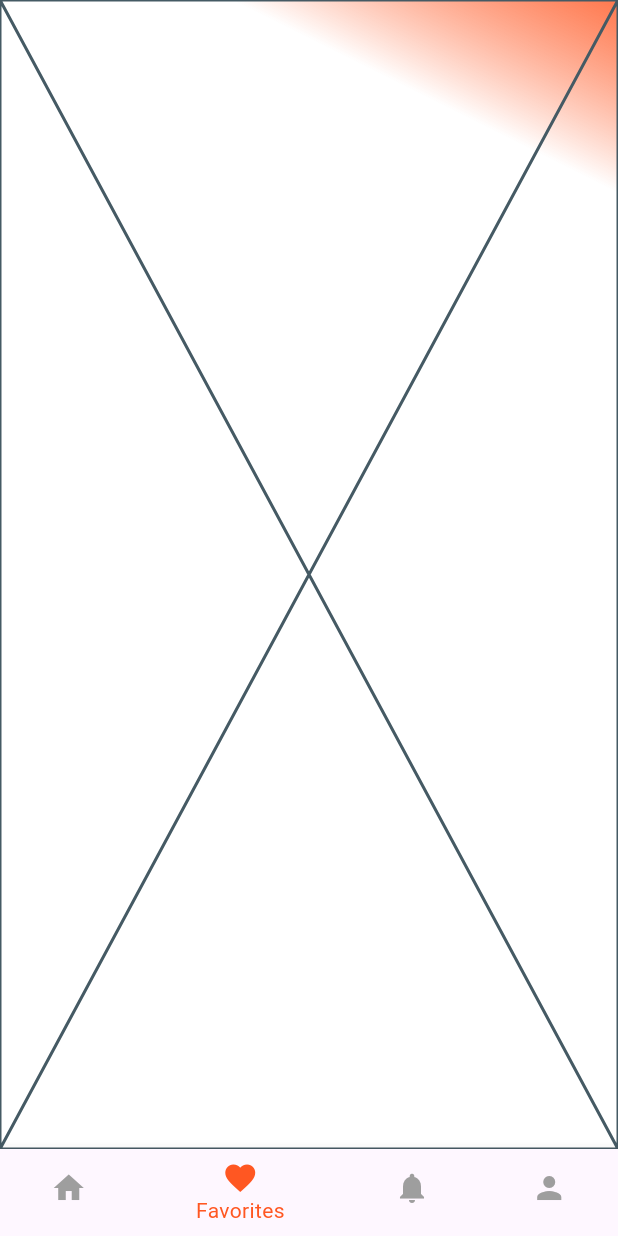
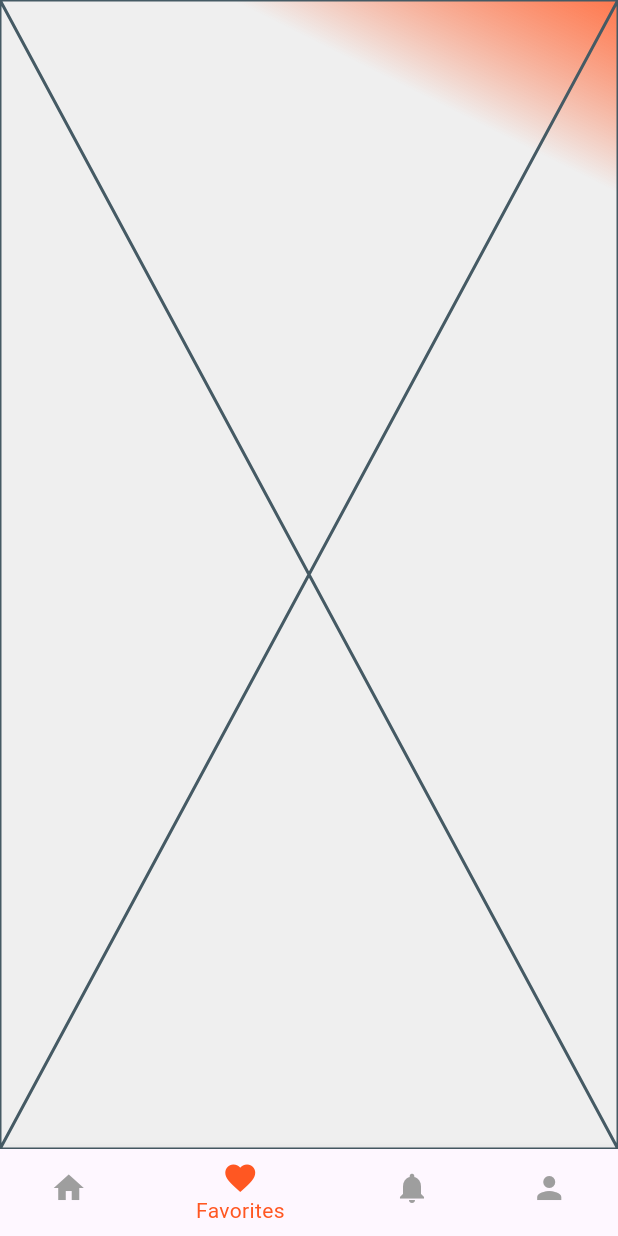
Before and after one commit to e-mandy/food_delivery_mobile_app, a Flutter app: the screen it shows after launch, item 2 of the bottom bar chosen, on a phone screen of 412 x 824 dp. Run offline on Flutter 3.47's test engine with Material 3 defaults, Android fonts, the phone set to English and light mode, and no system bars; our stand-ins replace flutter_riverpod; network calls fail.

Commit message:
Correction des erreurs

```diff
--- a/lib/home/home.dart
+++ b/lib/home/home.dart
@@ -24,11 +24,11 @@ class _HomeState extends State<Home> {
   @override
   Widget build(BuildContext context) {
     final primaryColor = Theme.of(context).primaryColor;
-    final whitePartColor = Colors.white;
+    final whitePartColor = const Color.fromARGB(255, 239, 239, 239);
 
     return Container(
       decoration: BoxDecoration(
-        color: Colors.white,
+        color: const Color.fromARGB(255, 166, 166, 166),
         gradient: LinearGradient(
           begin: Alignment.topRight,
           end: Alignment.bottomLeft,
```
Also changed, not shown: lib/home/components/food_item.dart (+6 -8 lines).
